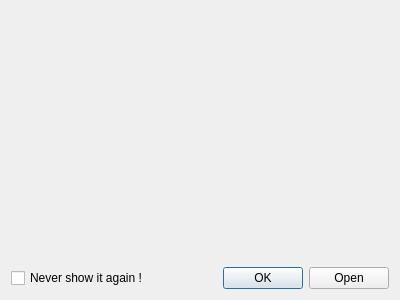
Old version of the form client/widgets/tipofdayviewer.ui in the repository Rolisteam/rolisteam.
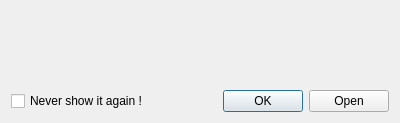
New version of the form. Icons and pictures are not drawn.

What changed in the file:
```diff
--- a/client/widgets/tipofdayviewer.ui
+++ b/client/widgets/tipofdayviewer.ui
@@ -7,7 +7,7 @@
     <x>0</x>
     <y>0</y>
     <width>400</width>
-    <height>300</height>
+    <height>123</height>
    </rect>
   </property>
   <property name="windowTitle">
```
